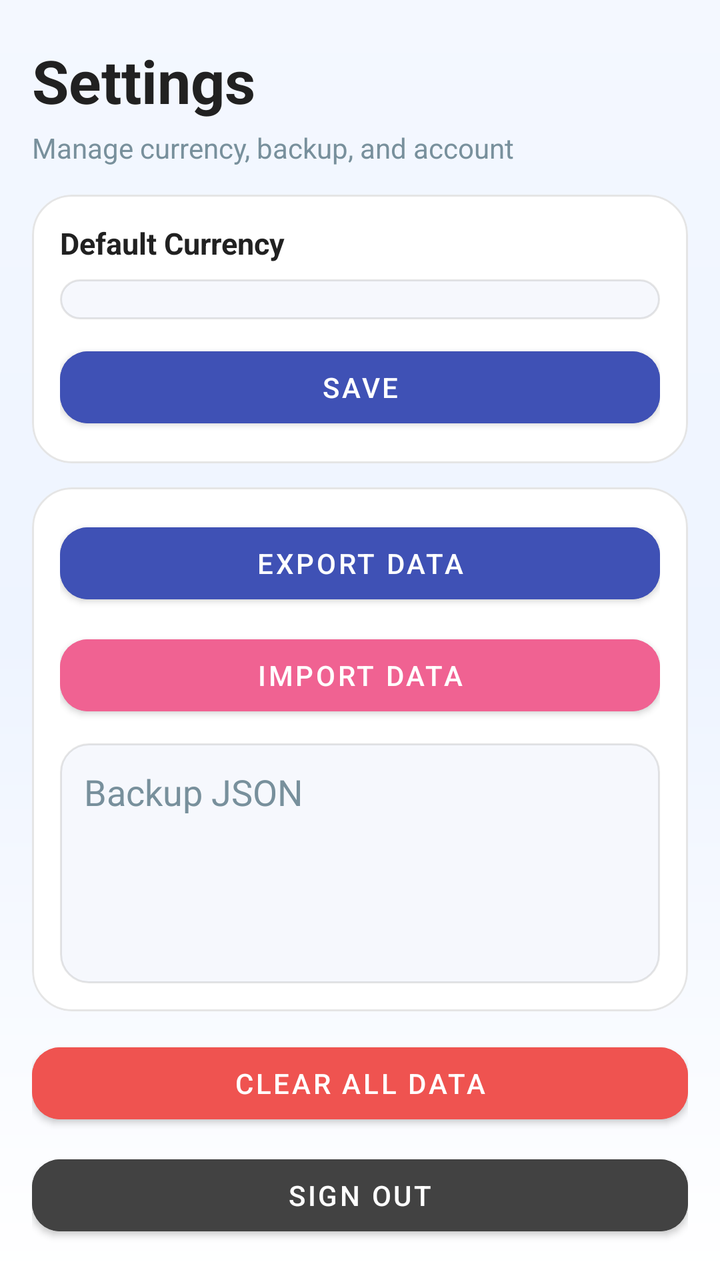
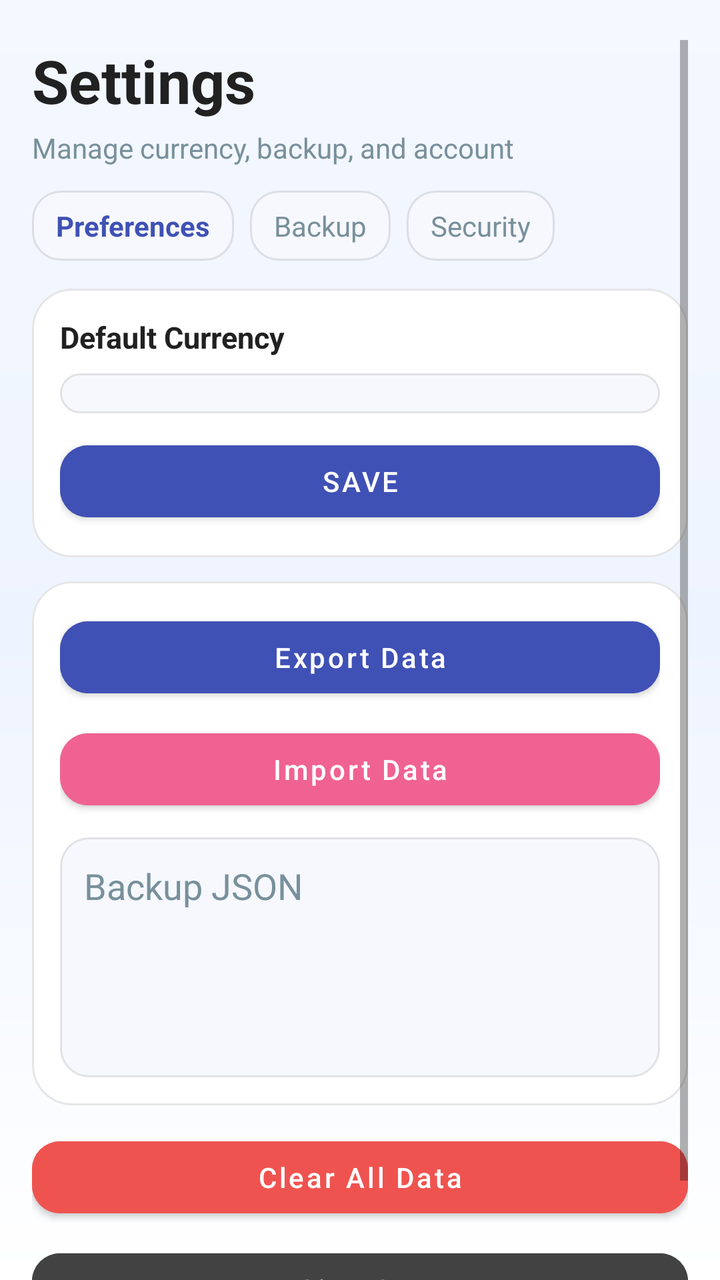

The first picture is an Android layout as it rendered before a commit; the second is the same layout after the commit. The layout source and the unified diff follow.
<!-- AndroidManifest.xml: application theme Theme.ImiliPocket -->
<!-- res/layout/fragment_settings.xml -->
<?xml version="1.0" encoding="utf-8"?>
<ScrollView xmlns:android="http://schemas.android.com/apk/res/android"
    xmlns:app="http://schemas.android.com/apk/res-auto"
    android:layout_width="match_parent"
    android:layout_height="match_parent"
    android:background="@drawable/bg_screen_modern"
    android:clipToPadding="false"
    android:paddingStart="16dp"
    android:paddingTop="20dp"
    android:paddingEnd="16dp"
    android:paddingBottom="24dp">

    <LinearLayout
        android:layout_width="match_parent"
        android:layout_height="wrap_content"
        android:orientation="vertical">

        <TextView
            android:layout_width="wrap_content"
            android:layout_height="wrap_content"
            android:text="Settings"
            android:textColor="@color/text_primary"
            android:textSize="30sp"
            android:textStyle="bold" />

        <TextView
            android:layout_width="wrap_content"
            android:layout_height="wrap_content"
            android:layout_marginTop="4dp"
            android:text="Manage currency, backup, and account"
            android:textColor="@color/text_secondary"
            android:textSize="14sp" />

        <com.google.android.material.card.MaterialCardView
            android:layout_width="match_parent"
            android:layout_height="wrap_content"
            android:layout_marginTop="14dp"
            app:cardBackgroundColor="@android:color/white"
            app:cardCornerRadius="20dp"
            app:cardElevation="0dp"
            app:strokeColor="@color/surface_outline"
            app:strokeWidth="1dp">

            <androidx.constraintlayout.widget.ConstraintLayout
                android:layout_width="match_parent"
                android:layout_height="wrap_content"
                android:padding="14dp">

                <TextView
                    android:id="@+id/tv_currency_label"
                    android:layout_width="0dp"
                    android:layout_height="wrap_content"
                    android:text="Default Currency"
                    android:textColor="@color/text_primary"
                    android:textSize="15sp"
                    android:textStyle="bold"
                    app:layout_constraintTop_toTopOf="parent"
                    app:layout_constraintStart_toStartOf="parent"
                    app:layout_constraintEnd_toEndOf="parent" />

                <Spinner
                    android:id="@+id/spinner_currency"
                    android:layout_width="match_parent"
                    android:layout_height="wrap_content"
                    android:layout_marginTop="8dp"
                    android:background="@drawable/bg_input_surface"
                    android:padding="10dp"
                    app:layout_constraintTop_toBottomOf="@id/tv_currency_label"
                    app:layout_constraintStart_toStartOf="parent"
                    app:layout_constraintEnd_toEndOf="parent" />

                <Button
                    android:id="@+id/btn_save_currency"
                    android:layout_width="match_parent"
                    android:layout_height="wrap_content"
                    android:layout_marginTop="10dp"
                    android:backgroundTint="@color/primary_color"
                    android:text="Save"
                    android:textColor="@color/white"
                    app:layout_constraintTop_toBottomOf="@id/spinner_currency"
                    app:layout_constraintStart_toStartOf="parent"
                    app:layout_constraintEnd_toEndOf="parent"
                    app:layout_constraintBottom_toBottomOf="parent" />
            </androidx.constraintlayout.widget.ConstraintLayout>
        </com.google.android.material.card.MaterialCardView>

        <com.google.android.material.card.MaterialCardView
            android:layout_width="match_parent"
            android:layout_height="wrap_content"
            android:layout_marginTop="12dp"
            app:cardBackgroundColor="@android:color/white"
            app:cardCornerRadius="20dp"
            app:cardElevation="0dp"
            app:strokeColor="@color/surface_outline"
            app:strokeWidth="1dp">

            <LinearLayout
                android:layout_width="match_parent"
                android:layout_height="wrap_content"
                android:orientation="vertical"
                android:padding="14dp">

                <Button
                    android:id="@+id/btn_export"
                    android:layout_width="match_parent"
                    android:layout_height="wrap_content"
                    android:backgroundTint="@color/primary_color"
                    android:text="Export Data"
                    android:textColor="@color/white" />

                <Button
                    android:id="@+id/btn_import"
                    android:layout_width="match_parent"
                    android:layout_height="wrap_content"
                    android:layout_marginTop="8dp"
                    android:backgroundTint="@color/secondary_color"
                    android:text="Import Data"
                    android:textColor="@color/white" />

                <EditText
                    android:id="@+id/et_backup_json"
                    android:layout_width="match_parent"
                    android:layout_height="120dp"
                    android:layout_marginTop="10dp"
                    android:background="@drawable/bg_input_surface"
                    android:gravity="top|start"
                    android:hint="Backup JSON"
                    android:inputType="textMultiLine"
                    android:padding="12dp"
                    android:textColor="@color/text_primary"
                    android:textColorHint="@color/text_secondary" />
            </LinearLayout>
        </com.google.android.material.card.MaterialCardView>

        <Button
            android:id="@+id/btn_clear_data"
            android:layout_width="match_parent"
            android:layout_height="wrap_content"
            android:layout_marginTop="12dp"
            android:backgroundTint="@color/expense_red"
            android:text="Clear All Data"
            android:textColor="@color/white" />

        <Button
            android:id="@+id/btn_sign_out"
            android:layout_width="match_parent"
            android:layout_height="wrap_content"
            android:layout_marginTop="8dp"
            android:backgroundTint="@color/dark_gray"
            android:text="Sign Out"
            android:textColor="@color/white" />
    </LinearLayout>
</ScrollView>
<!-- resources referenced by this layout -->
<resources>
  <color name="dark_gray">#424242</color>
  <color name="expense_red">#EF5350</color>
  <color name="primary_color">#3F51B5</color>
  <color name="secondary_color">#F06292</color>
  <color name="surface_outline">#1A000000</color>
  <color name="text_primary">#212121</color>
  <color name="text_secondary">#78909C</color>
  <color name="white">#FFFFFFFF</color>
  <!-- drawable bg_input_surface (drawable) -->
  <?xml version="1.0" encoding="utf-8"?>
  <shape xmlns:android="http://schemas.android.com/apk/res/android">
      <solid android:color="#FFF6F8FD" />
      <corners android:radius="14dp" />
      <stroke
          android:width="1dp"
          android:color="#1A000000" />
  </shape>
  <!-- drawable bg_screen_modern (drawable) -->
  <?xml version="1.0" encoding="utf-8"?>
  <shape xmlns:android="http://schemas.android.com/apk/res/android">
      <gradient
          android:angle="270"
          android:startColor="#F4F8FF"
          android:centerColor="#EEF4FF"
          android:endColor="#FFFFFF" />
  </shape>
  <style name="Theme.ImiliPocket" parent="Theme.MaterialComponents.DayNight.NoActionBar">
          <item name="colorPrimary">@color/primary_color</item> 
          <item name="colorPrimaryVariant">@color/primary_dark</item> 
          <item name="colorOnPrimary">@color/white</item>
          <item name="colorSecondary">@color/secondary_color</item> 
          <item name="colorSecondaryVariant">@color/secondary_dark</item> 
          <item name="colorOnSecondary">@color/black</item>
          <item name="android:statusBarColor">@android:color/transparent</item>
          <item name="android:windowLightStatusBar">true</item>
          <item name="android:navigationBarColor">@android:color/transparent</item>
          <item name="android:windowDrawsSystemBarBackgrounds">true</item>
          <item name="android:windowBackground">@drawable/bg_screen_modern</item>
          <item name="shapeAppearanceMediumComponent">@style/ShapeAppearance.ImiliPocket.Medium</item>
          <item name="shapeAppearanceSmallComponent">@style/ShapeAppearance.ImiliPocket.Small</item>
      </style>
  <color name="primary_dark">#303F9F</color>
  <color name="secondary_dark">#C2185B</color>
  <color name="black">#FF000000</color>
  <style name="ShapeAppearance.ImiliPocket.Medium" parent="ShapeAppearance.MaterialComponents.MediumComponent">
          <item name="cornerFamily">rounded</item>
          <item name="cornerSize">20dp</item>
      </style>
  <style name="ShapeAppearance.ImiliPocket.Small" parent="ShapeAppearance.MaterialComponents.SmallComponent">
          <item name="cornerFamily">rounded</item>
          <item name="cornerSize">14dp</item>
      </style>
</resources>

<!-- the commit's change to res/layout/fragment_settings.xml (unified diff, before → after) -->
@@ -31,6 +31,56 @@
             android:textColor="@color/text_secondary"
             android:textSize="14sp" />
 
+        <HorizontalScrollView
+            android:layout_width="match_parent"
+            android:layout_height="wrap_content"
+            android:layout_marginTop="12dp"
+            android:overScrollMode="never"
+            android:scrollbars="none">
+
+            <LinearLayout
+                android:layout_width="wrap_content"
+                android:layout_height="wrap_content"
+                android:orientation="horizontal">
+
+                <TextView
+                    android:layout_width="wrap_content"
+                    android:layout_height="wrap_content"
+                    android:background="@drawable/bg_input_surface"
+                    android:paddingStart="12dp"
+                    android:paddingTop="8dp"
+                    android:paddingEnd="12dp"
+                    android:paddingBottom="8dp"
+                    android:text="Preferences"
+                    android:textColor="@color/primary_color"
+                    android:textStyle="bold" />
+
+                <TextView
+                    android:layout_width="wrap_content"
+                    android:layout_height="wrap_content"
+                    android:layout_marginStart="8dp"
+                    android:background="@drawable/bg_input_surface"
+                    android:paddingStart="12dp"
+                    android:paddingTop="8dp"
+                    android:paddingEnd="12dp"
+                    android:paddingBottom="8dp"
+                    android:text="Backup"
+                    android:textColor="@color/text_secondary" />
+
+                <TextView
+                    android:layout_width="wrap_content"
+                    android:layout_height="wrap_content"
+                    android:layout_marginStart="8dp"
+                    android:background="@drawable/bg_input_surface"
+                    android:paddingStart="12dp"
+                    android:paddingTop="8dp"
+                    android:paddingEnd="12dp"
+                    android:paddingBottom="8dp"
+                    android:text="Security"
+                    android:textColor="@color/text_secondary" />
+            </LinearLayout>
+        </HorizontalScrollView>
+
         <com.google.android.material.card.MaterialCardView
             android:layout_width="match_parent"
             android:layout_height="wrap_content"
@@ -105,6 +155,7 @@
                     android:layout_width="match_parent"
                     android:layout_height="wrap_content"
                     android:backgroundTint="@color/primary_color"
+                    android:textAllCaps="false"
                     android:text="Export Data"
                     android:textColor="@color/white" />
 
@@ -114,6 +165,7 @@
                     android:layout_height="wrap_content"
                     android:layout_marginTop="8dp"
                     android:backgroundTint="@color/secondary_color"
+                    android:textAllCaps="false"
                     android:text="Import Data"
                     android:textColor="@color/white" />
 
@@ -138,6 +190,7 @@
             android:layout_height="wrap_content"
             android:layout_marginTop="12dp"
             android:backgroundTint="@color/expense_red"
+            android:textAllCaps="false"
             android:text="Clear All Data"
             android:textColor="@color/white" />
 
@@ -147,6 +200,7 @@
             android:layout_height="wrap_content"
             android:layout_marginTop="8dp"
             android:backgroundTint="@color/dark_gray"
+            android:textAllCaps="false"
             android:text="Sign Out"
             android:textColor="@color/white" />
     </LinearLayout>
